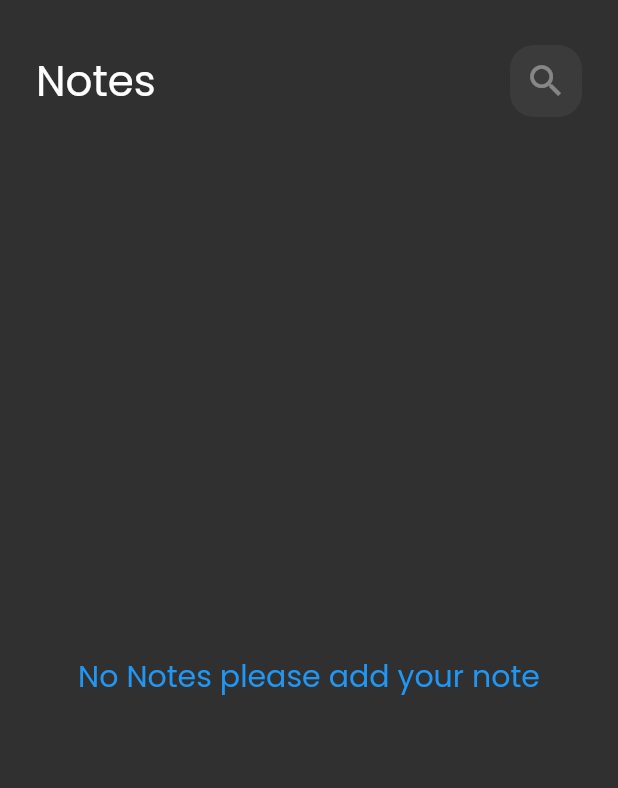
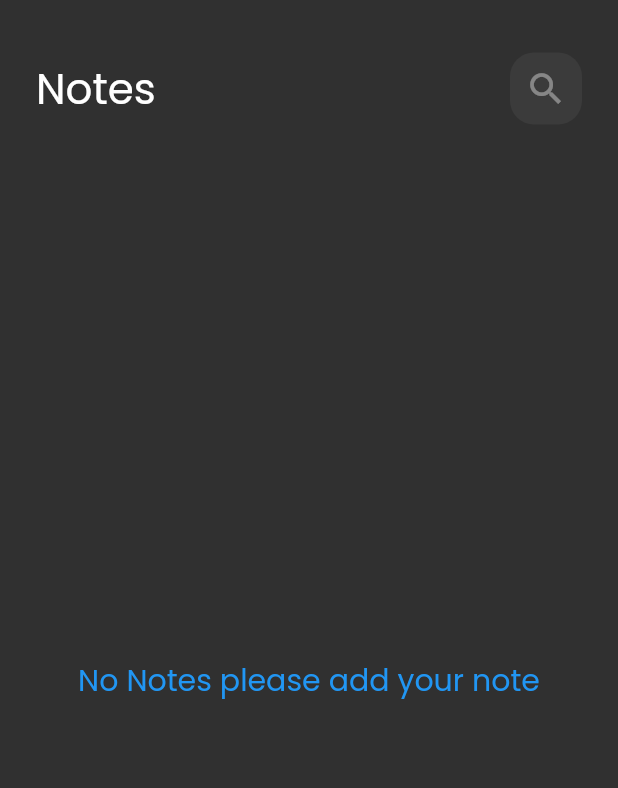
Before and after one commit to mahmoudrhamza20/notes_app, a Flutter app: the screen it shows after launch, on a phone screen of 412 x 824 dp. Shown: the top 788 px of the screen. Run offline on Flutter 3.47's test engine with Material 2 defaults, Android fonts, the phone set to English and light mode, and no system bars; our stand-ins replace bloc, flutter_bloc, hive, hive_flutter; accounts and stored records are empty.

Commit message:
finish app

```diff
--- a/lib/views/widgets/custom_app_bar.dart
+++ b/lib/views/widgets/custom_app_bar.dart
@@ -11,7 +11,6 @@ class CustomAppBar extends StatelessWidget {
   final IconData icon;
 
   final void Function()? onPressed;
-
   @override
   Widget build(BuildContext context) {
     return Row(
--- a/lib/views/widgets/edit_note_view_body.dart
+++ b/lib/views/widgets/edit_note_view_body.dart
@@ -24,7 +24,7 @@ class _EditNoteViewBodyState extends State<EditNoteViewBody> {
       child: Column(
         children: [
           const SizedBox(
-            height: 30,
+            height: 35,
           ),
            CustomAppBar(
             tittle: 'Edit Notes',
--- a/lib/views/widgets/notes_view_body.dart
+++ b/lib/views/widgets/notes_view_body.dart
@@ -24,7 +24,7 @@ class _NotesViewBodyState extends State<NotesViewBody> {
       padding: const EdgeInsets.symmetric(horizontal: 24),
       child: Column(
         children: const [
-          SizedBox(height: 30,),
+          SizedBox(height: 35,),
           CustomAppBar(tittle: 'Notes',icon: Icons.search,),
           Expanded(child: CustomNotesListView()),
         ],
--- a/pubspec.yaml
+++ b/pubspec.yaml
@@ -32,7 +32,7 @@ dependencies:
   hive: ^2.2.3
   hive_flutter: ^1.1.0
   flutter_bloc: ^8.1.1
-  modal_progress_hud_nsn: ^0.3.0
+  # modal_progress_hud_nsn: ^0.3.0
   intl: ^0.18.0
   flutter:
     sdk: flutter
```
Also changed, not shown: pubspec.lock.
